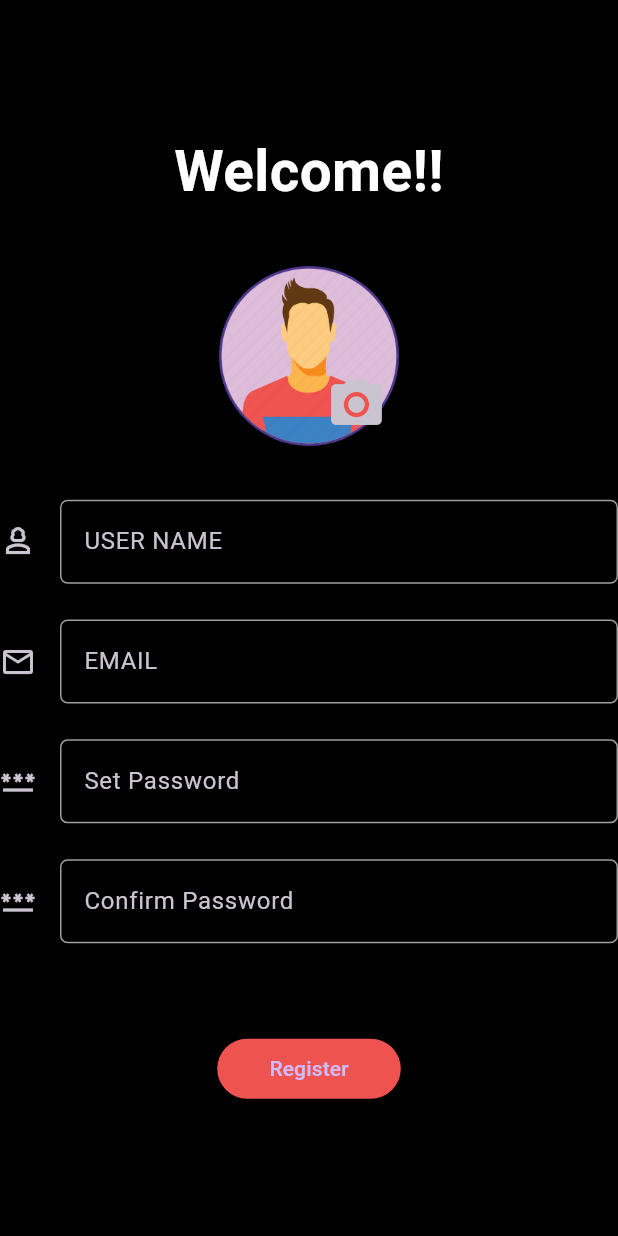
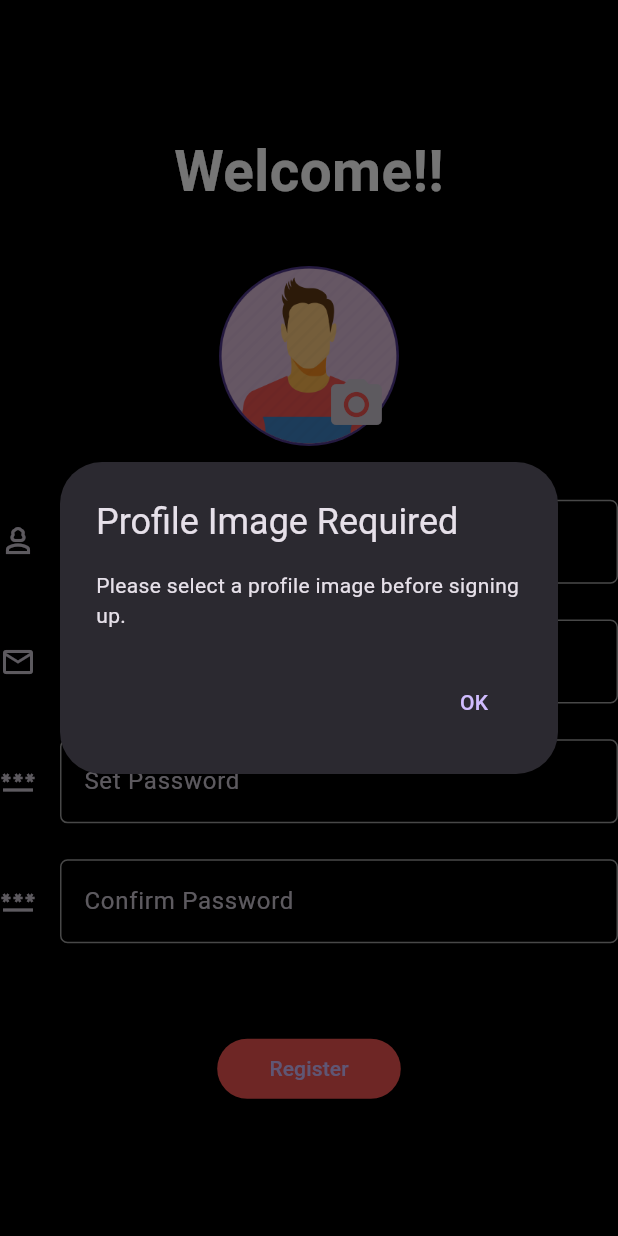
Before and after one commit to HarshGupta0/Shorts_App01, a Flutter app: the screen it shows after launch, after a tap on "New User!!", after a tap on "Register", on a phone screen of 412 x 824 dp. Run offline on Flutter 3.47's test engine with Material 3 defaults, Android fonts, the phone set to English and light mode, and no system bars; our stand-ins replace cloud_firestore, firebase_auth, firebase_core, firebase_storage, flutter_screenutil, get and 2 more; accounts and stored records are empty.

Commit message:
solving errors

```diff
--- a/lib/Controller/auth_controller.dart
+++ b/lib/Controller/auth_controller.dart
@@ -16,10 +16,10 @@ class AuthenticationController extends GetxController
   File ? get profileImage => _pickedFile.value;
   void chooseImageFromGallery()async {
    final pickedImageFile =await ImagePicker().pickImage(source: ImageSource.gallery);
-   if(profileImage !=null){
+   if(profileImage != null){
      Get.snackbar("Profile Image"," Successfully Selected Profile image");
    }else{
-     Get.snackbar("Profile Image"," Not Selected");
+     Get.snackbar("Profile Image","  Successfully Selected");
    }
     _pickedFile=Rx<File?>(File(pickedImageFile!.path));
   }
@@ -32,7 +32,7 @@ class AuthenticationController extends GetxController
     _pickedFile=Rx<File?>(File(pickedImageFile!.path));
   }
 
-  void createAccountForNewUser(File imageFile, String userName, String userEmail, String userPassword,  BuildContext context
+   createAccountForNewUser(File imageFile, String userName, String userEmail, String userPassword,  BuildContext context
       ) async {
     try {
       // 1. Create user in Firebase Auth
--- a/lib/constants.dart
+++ b/lib/constants.dart
@@ -2,6 +2,7 @@ import 'dart:math';
 
 import 'package:flutter/material.dart';
 import 'package:shorts_app/view/screens/Add_videos.dart';
+import 'package:shorts_app/view/screens/Profile/ProfileView.dart';
 const backgroundColor =Colors.black;
 var buttonColor =Colors.red[400];
 const borderColor =Colors.grey;
@@ -10,7 +11,7 @@ var pageindex=[
   Text('search'),
   addVideoScreen(),
   Text('message'),
-  Text('profile'),
+  ProfileView()
 ];
 getRandomColor() => [
   Colors.blueAccent,
--- a/lib/main.dart
+++ b/lib/main.dart
@@ -31,6 +31,7 @@ class MyApp extends StatelessWidget {
     return ScreenUtilInit(
         builder: (BuildContext context, Widget? child) {
           return GetMaterialApp(
+            debugShowCheckedModeBanner: false,
             title: 'Flutter Demo',
             theme: ThemeData.dark().copyWith(
               scaffoldBackgroundColor: backgroundColor,
--- a/lib/view/screens/auth/signupScreen.dart
+++ b/lib/view/screens/auth/signupScreen.dart
@@ -13,11 +13,14 @@ class SignUpScreen extends StatefulWidget {
 }
 
 class SignUpScreenState extends State<SignUpScreen> {
-  TextEditingController emailController = new TextEditingController();
-  TextEditingController usernameController = new TextEditingController();
-  TextEditingController setpasswordController = new TextEditingController();
-  TextEditingController ConfirmpasswordController = new TextEditingController();
+  TextEditingController emailController = TextEditingController();
+  TextEditingController usernameController = TextEditingController();
+  TextEditingController setpasswordController = TextEditingController();
+  TextEditingController ConfirmpasswordController = TextEditingController();
+
   var authenticationController = AuthenticationController.instanceAuth;
+  bool isLoading = false; // Track loading state
+
   @override
   Widget build(BuildContext context) {
     return Scaffold(
@@ -34,27 +37,26 @@ class SignUpScreenState extends State<SignUpScreen> {
                     style: TextStyle(
                       fontWeight: FontWeight.bold,
                       color: Colors.white,
-                      fontSize: 33.sp
+                      fontSize: 33.sp,
                     ),
-                )),
-                SizedBox(
-                  height: 30.h,
                   ),
+                ),
+                SizedBox(height: 30.h),
                 InkWell(
-                  onTap: (){
-                     // AuthController().instance.proim
+                  onTap: () {
+                    authenticationController.chooseImageFromGallery();
                   },
-                  child:Stack(
+                  child: Stack(
                     children: [
                       CircleAvatar(
-                      backgroundImage: AssetImage("asset/img.png"),
+                        backgroundImage: authenticationController.profileImage != null
+                            ? FileImage(authenticationController.profileImage!)
+                            : AssetImage("asset/img.png") as ImageProvider,
                         radius: 60,
                       ),
                       Positioned(
                         bottom: 0,
-                        // top: 0,
                         right: 0,
-                        // left: 0,
                         child: IconButton(
                           onPressed: () {
                             authenticationController.chooseImageFromGallery();
@@ -63,66 +65,84 @@ class SignUpScreenState extends State<SignUpScreen> {
                             Icons.camera_alt,
                             size: 34.h,
                           ),
-                        )),
+                        ),
+                      ),
                     ],
-                ) ,),
-                SizedBox(
-                  height: 30.h,
                   ),
+                ),
+                SizedBox(height: 30.h),
                 InputText(
                   controller: usernameController,
                   myIcon: Icons.person_3_outlined,
                   MylableText: "USER NAME",
                 ),
-                SizedBox(
-                  height: 20.h,
-                ),
+                SizedBox(height: 20.h),
                 InputText(
                   controller: emailController,
                   myIcon: Icons.email_outlined,
                   MylableText: "EMAIL",
                 ),
-                SizedBox(
-                  height: 20.h,
-                ),
+                SizedBox(height: 20.h),
                 InputText(
                   controller: setpasswordController,
                   myIcon: Icons.password_sharp,
                   toHide: true,
                   MylableText: "Set Password",
                 ),
-                SizedBox(
-                  height: 20.h,
-                ),
+                SizedBox(height: 20.h),
                 InputText(
                   controller: ConfirmpasswordController,
                   myIcon: Icons.password_sharp,
                   toHide: true,
                   MylableText: "Confirm Password",
                 ),
-                SizedBox(
-                  height: 50.h,
+                SizedBox(height: 50.h),
+                isLoading // Show loading indicator if signing up
+                    ? CircularProgressIndicator()
+                    : ElevatedButton(
+                  onPressed: () async {
+                    // Check if the profile image is selected
+                    if (authenticationController.profileImage == null) {
+                      showDialog(
+                        context: context,
+                        builder: (context) => AlertDialog(
+                          title: Text("Profile Image Required"),
+                          content: Text("Please select a profile image before signing up."),
+                          actions: [
+                            TextButton(
+                              onPressed: () {
+                                Navigator.of(context).pop();
+                              },
+                              child: Text("OK"),
                             ),
-                ElevatedButton(
-                  onPressed: () {
-                    if(setpasswordController.text.isNotEmpty
-                        && usernameController.text.isNotEmpty
-                        && emailController.text.isNotEmpty
-                    ){
-                      authenticationController.createAccountForNewUser(
+                          ],
+                        ),
+                      );
+                    } else if (setpasswordController.text.isNotEmpty &&
+                        usernameController.text.isNotEmpty &&
+                        emailController.text.isNotEmpty) {
+                      setState(() {
+                        isLoading = true; // Set loading state
+                      });
+
+                      // Call the async method to create an account
+                      await authenticationController.createAccountForNewUser(
                         authenticationController.profileImage!,
                         usernameController.text,
                         emailController.text,
                         setpasswordController.text,
-                        context
+                        context,
                       );
+
+                      setState(() {
+                        isLoading = false; // Reset loading state after operation
+                      });
                     }
-                    // if(authenticationController.createAccountForNewUser()){}
                   },
                   child: Container(
                     alignment: Alignment.center,
                     width: 65.w,
-                    child: Text(" Register "),
+                    child: Text("Register"),
                   ),
                   style: ElevatedButton.styleFrom(primary: buttonColor),
                 ),
@@ -132,6 +152,5 @@ class SignUpScreenState extends State<SignUpScreen> {
         ),
       ),
     );
-    ;
   }
 }
```
Also changed, not shown: lib/view/screens/Profile/ProfileView.dart (added, +293 -0 lines), lib/view/screens/Profile/UserVideos.dart (added, +45 -0 lines), pubspec.lock. Lines whose indentation alone changed are shown as unchanged.
